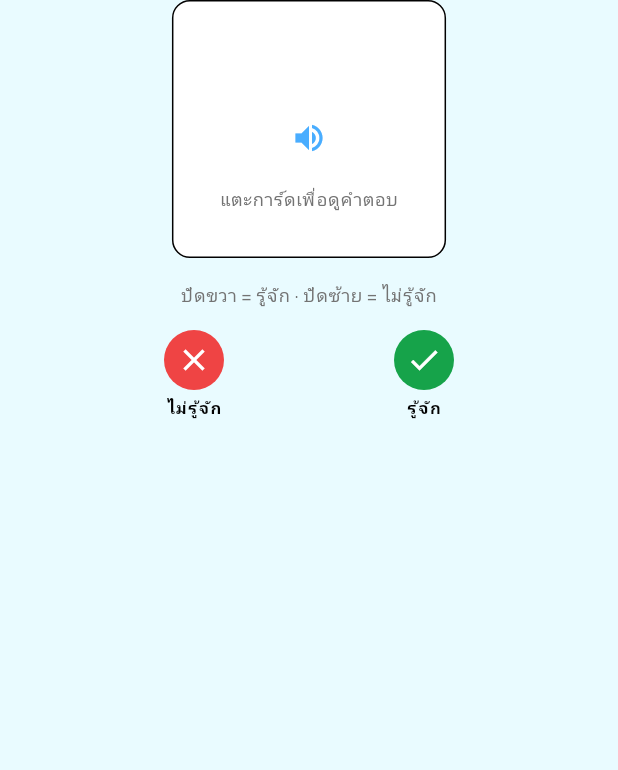
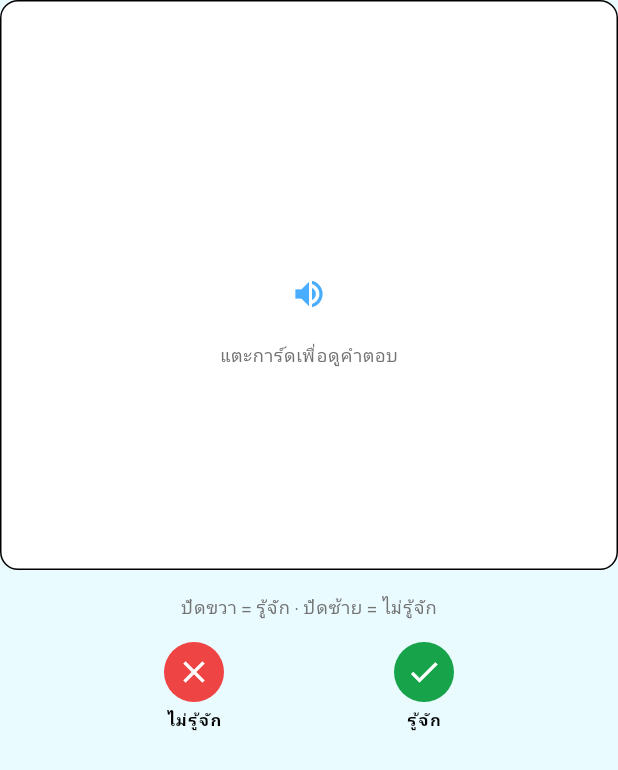
Before and after one commit to pimdejvani/Esh_Learner, a Flutter app: the FlashcardSwipeGame widget shown alone on an empty page, opened directly with empty values, on a phone screen of 412 x 824 dp. Shown: the top 770 px of the screen. Run offline on Flutter 3.47's test engine with Material 3 defaults, Android fonts, the phone set to English and light mode, and no system bars; our stand-ins replace flutter_tts, google_fonts, sqflite, sqflite_common_ffi; accounts and stored records are empty.

Commit message:
Play-test round 3: Odd uniform pick + 0.036 bar + dual penalty + result icons, seen-only pools, fixed flashcard height
- Odd One Out: uniform random among ALL qualifying groups; coherence bar +20% (0.03 -> 0.036); wrong answer records Again for the picked word too; result chips get explicit check/cross icons
- new-word indicator back to a single lavender chip (still inside the flashcard block)
- seen-words-only pools for Matching (under 4 seen -> flashcard), Odd group members, Word Association answer + distractors
- flashcard card height fixed at 380 (back face scales down to fit)
- NOTES remaining work: Odd group-connection explanation noted at the 3000-word tier (ask user for format first)
- tests 124/124, analyze clean

Co-Authored-By: Claude Opus 4.8 <noreply@anthropic.com>

```diff
--- a/vocab_app/lib/games/flashcard_swipe.dart
+++ b/vocab_app/lib/games/flashcard_swipe.dart
@@ -57,6 +57,13 @@ class _FlashcardSwipeGameState extends State<FlashcardSwipeGame>
     with SingleTickerProviderStateMixin {
   static const _distanceThreshold = 110.0;
   static const _velocityThreshold = 650.0;
+
+  /// Fixed card height (user request 2026-07-24 "อยากให้ความสูงของกล่อง
+  /// คงที่"): the front (word only) and the revealed back (full result
+  /// card) render inside the same box so the layout never jumps when the
+  /// card flips or between cards. A too-tall back face scales down to
+  /// fit instead of growing the box.
+  static const _cardHeight = 380.0;
 
   bool _revealed = false;
   bool _resolved = false; // guards double-fire once a fly-off is committed
@@ -157,8 +164,12 @@ class _FlashcardSwipeGameState extends State<FlashcardSwipeGame>
     // live inside the SAME drag transform so the card is swipeable from
     // the very first frame — no reveal gate.
     final face = !_revealed
-        ? Card(
+        ? SizedBox(
             key: const ValueKey('prompt'),
+            height: _cardHeight,
+            width: double.infinity,
+            child: Card(
+              child: Center(
                 child: Padding(
                   padding: const EdgeInsets.all(32),
                   child: Column(
@@ -180,14 +191,31 @@ class _FlashcardSwipeGameState extends State<FlashcardSwipeGame>
                     ],
                   ),
                 ),
+              ),
+            ),
           )
-        : WordResultCard(
+        : SizedBox(
             key: const ValueKey('result'),
+            height: _cardHeight,
+            width: double.infinity,
+            // scaleDown: an unusually tall back face shrinks to fit the
+            // fixed box instead of overflowing; normal content renders
+            // at natural size.
+            child: FittedBox(
+              fit: BoxFit.scaleDown,
+              alignment: Alignment.topCenter,
+              child: ConstrainedBox(
+                constraints: const BoxConstraints(maxWidth: 448),
+                child: WordResultCard(
                   bundle: widget.bundle,
                   tts: widget.tts,
                   onOpenDetail: () => Navigator.of(context).push(
                     MaterialPageRoute(
-                builder: (_) => WordDetailPage(bundle: widget.bundle, tts: widget.tts),
+                      builder: (_) =>
+                          WordDetailPage(bundle: widget.bundle, tts: widget.tts),
+                    ),
+                  ),
+                ),
               ),
             ),
           );
```
Also changed, not shown: vocab_app/lib/games/odd_one_out.dart (+33 -13 lines), vocab_app/lib/screens/play_screen.dart (+50 -34 lines), 2 other files. Lines whose indentation alone changed are shown as unchanged.
